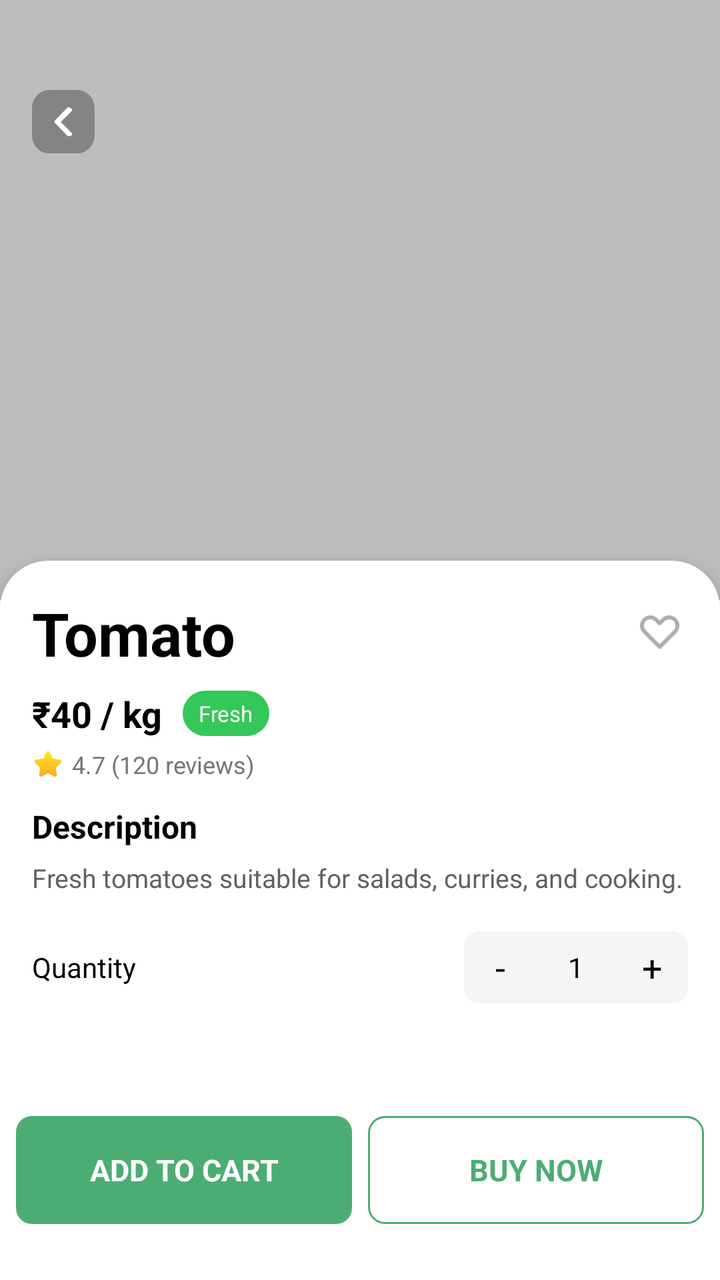
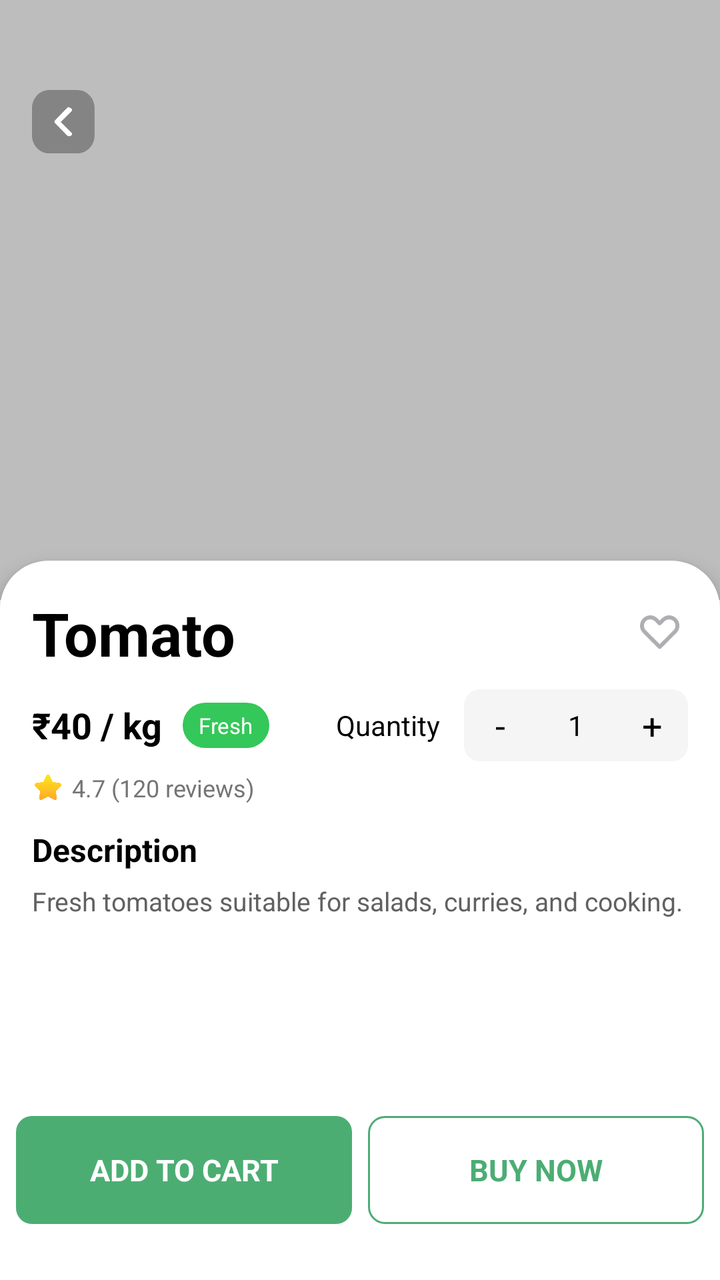

Compare the two renders of this Android layout. The source of the first and the diff that turns it into the second are given below.
<!-- AndroidManifest.xml: application theme Theme.GrocHub -->
<!-- res/layout/activity_product_detail.xml -->
<?xml version="1.0" encoding="utf-8"?>
<RelativeLayout xmlns:android="http://schemas.android.com/apk/res/android"
    xmlns:app="http://schemas.android.com/apk/res-auto"
    android:layout_width="match_parent"
    android:layout_height="match_parent"
    android:background="@android:color/white">

    <androidx.core.widget.NestedScrollView
        android:layout_width="match_parent"
        android:layout_height="match_parent"
        android:layout_above="@+id/bottomButtons"
        android:fillViewport="true"
        android:background="@android:color/white">

        <LinearLayout
            android:layout_width="match_parent"
            android:layout_height="wrap_content"
            android:orientation="vertical">

            <FrameLayout
                android:layout_width="match_parent"
                android:layout_height="300dp">

                <ImageView
                    android:id="@+id/iv_product_image"
                    android:layout_width="match_parent"
                    android:layout_height="match_parent"
                    android:scaleType="centerCrop"
                    android:background="@color/light_gray" />

                <ImageView
                    android:id="@+id/iv_back"
                    android:layout_width="32dp"
                    android:layout_height="32dp"
                    android:layout_marginTop="45dp"
                    android:layout_marginLeft="16dp"
                    android:background="@drawable/back_button_trasparent"
                    android:padding="4dp"
                    android:src="@drawable/back_arrow"
                    app:tint="@android:color/white" />
            </FrameLayout>

            <LinearLayout
                android:layout_width="match_parent"
                android:layout_height="match_parent"
                android:layout_marginTop="-20dp"
                android:background="@drawable/productdetail_card"
                android:clipToOutline="true"
                android:elevation="6dp"
                android:orientation="vertical"
                android:padding="16dp"
                android:paddingTop="24dp">

                <LinearLayout
                    android:layout_width="match_parent"
                    android:layout_height="wrap_content"
                    android:gravity="center_vertical"
                    android:orientation="horizontal">

                    <TextView
                        android:id="@+id/tv_product_name"
                        android:layout_width="0dp"
                        android:layout_height="wrap_content"
                        android:layout_weight="1"
                        android:text="Tomato"
                        android:textColor="@android:color/black"
                        android:textSize="30sp"
                        android:textStyle="bold" />

                    <ImageView
                        android:id="@+id/iv_wishlist"
                        android:layout_width="28dp"
                        android:layout_height="28dp"
                        android:background="?attr/selectableItemBackgroundBorderless"
                        android:padding="4dp"
                        android:src="@drawable/wishlisticon" />
                </LinearLayout>

                <LinearLayout
                    android:layout_width="match_parent"
                    android:layout_height="wrap_content"
                    android:layout_marginTop="8dp"
                    android:gravity="center_vertical"
                    android:orientation="horizontal">

                    <TextView
                        android:id="@+id/tv_product_price"
                        android:layout_width="wrap_content"
                        android:layout_height="wrap_content"
                        android:text="₹40"
                        android:textColor="@android:color/black"
                        android:textSize="18sp"
                        android:textStyle="bold" />

                    <TextView
                        android:layout_width="wrap_content"
                        android:layout_height="wrap_content"
                        android:text=" / "
                        android:textColor="@android:color/black"
                        android:textSize="18sp"
                        android:textStyle="bold" />

                    <TextView
                        android:id="@+id/tv_product_unit"
                        android:layout_width="wrap_content"
                        android:layout_height="wrap_content"
                        android:text="kg"
                        android:textColor="@android:color/black"
                        android:textSize="18sp"
                        android:textStyle="bold" />

                    <TextView
                        android:layout_width="wrap_content"
                        android:layout_height="wrap_content"
                        android:layout_marginStart="10dp"
                        android:background="@drawable/tag_bg_green"
                        android:paddingHorizontal="8dp"
                        android:paddingVertical="4dp"
                        android:text="Fresh"
                        android:textColor="@android:color/white"
                        android:textSize="11sp" />
                </LinearLayout>

                <LinearLayout
                    android:layout_width="wrap_content"
                    android:layout_height="wrap_content"
                    android:layout_marginTop="5dp"
                    android:gravity="center_vertical"
                    android:orientation="horizontal">

                    <ImageView
                        android:layout_width="16dp"
                        android:layout_height="16dp"
                        android:src="@drawable/star"
                        />

                    <TextView
                        android:layout_width="wrap_content"
                        android:layout_height="wrap_content"
                        android:layout_marginStart="4dp"
                        android:text="4.7 (120 reviews)"
                        android:textColor="#757575"
                        android:textSize="12sp" />
                </LinearLayout>

                <TextView
                    android:layout_width="wrap_content"
                    android:layout_height="wrap_content"
                    android:layout_marginTop="12dp"
                    android:text="Description"
                    android:textColor="@android:color/black"
                    android:textSize="16sp"
                    android:textStyle="bold" />

                <TextView
                    android:id="@+id/tv_product_description"
                    android:layout_width="match_parent"
                    android:layout_height="wrap_content"
                    android:layout_marginTop="6dp"
                    android:text="Fresh tomatoes suitable for salads, curries, and cooking."
                    android:textColor="#616161"
                    android:textSize="13sp" />

                <LinearLayout
                    android:layout_width="match_parent"
                    android:layout_height="wrap_content"
                    android:layout_marginTop="18dp"
                    android:gravity="center_vertical"
                    android:orientation="horizontal">

                    <TextView
                        android:layout_width="wrap_content"
                        android:layout_height="wrap_content"
                        android:layout_weight="1"
                        android:text="Quantity"
                        android:textColor="@android:color/black"
                        android:textSize="14sp" />

                    <LinearLayout
                        android:layout_width="wrap_content"
                        android:layout_height="36dp"
                        android:background="@drawable/qty_box_bg"
                        android:gravity="center"
                        android:orientation="horizontal">

                        <TextView
                            android:id="@+id/btn_qty_minus"
                            android:layout_width="36dp"
                            android:layout_height="match_parent"
                            android:gravity="center"
                            android:text="-"
                            android:textColor="@android:color/black"
                            android:textSize="18sp" />

                        <TextView
                            android:id="@+id/tv_qty"
                            android:layout_width="40dp"
                            android:layout_height="match_parent"
                            android:gravity="center"
                            android:text="1"
                            android:textColor="@android:color/black"
                            android:textSize="14sp" />

                        <TextView
                            android:id="@+id/btn_qty_plus"
                            android:layout_width="36dp"
                            android:layout_height="match_parent"
                            android:gravity="center"
                            android:text="+"
                            android:textColor="@android:color/black"
                            android:textSize="18sp" />
                    </LinearLayout>
                </LinearLayout>

            </LinearLayout>

        </LinearLayout>

    </androidx.core.widget.NestedScrollView>


    <LinearLayout
        android:id="@+id/bottomButtons"
        android:layout_width="match_parent"
        android:layout_height="70dp"
        android:layout_alignParentBottom="true"
        android:background="@android:color/white"
        android:orientation="horizontal"
        android:padding="8dp"
        android:layout_marginBottom="20dp">

        <TextView
            android:id="@+id/btn_add_to_cart"
            android:layout_width="0dp"
            android:layout_height="match_parent"
            android:layout_weight="1"
            android:background="@drawable/btn_primary_bg"
            android:gravity="center"
            android:text="ADD TO CART"
            android:textColor="@android:color/white"
            android:textSize="15sp"
            android:textStyle="bold" />

        <TextView
            android:id="@+id/btn_buy_now"
            android:layout_width="0dp"
            android:layout_height="match_parent"
            android:layout_marginStart="8dp"
            android:layout_weight="1"
            android:background="@drawable/btn_outline_bg"
            android:gravity="center"
            android:text="BUY NOW"
            android:textColor="@color/Primary"
            android:textSize="15sp"
            android:textStyle="bold" />
    </LinearLayout>

</RelativeLayout>
<!-- resources referenced by this layout -->
<resources>
  <color name="Primary">#4CAD73</color>
  <color name="light_gray">#FFBDBDBD</color>
  <!-- drawable back_arrow (drawable) -->
  <vector xmlns:android="http://schemas.android.com/apk/res/android"
      android:width="24dp"
      android:height="24dp"
      android:viewportWidth="24"
      android:viewportHeight="24">
      <path
          android:strokeColor="#FF4F4F4F"
          android:strokeWidth="2"
          android:strokeLineCap="round"
          android:strokeLineJoin="round"
          android:pathData="M15 18l-6-6 6-6"/>
  </vector>
  <!-- drawable back_button_trasparent (drawable) -->
  <vector xmlns:android="http://schemas.android.com/apk/res/android"
      android:width="32dp"
      android:height="31dp"
      android:viewportWidth="32"
      android:viewportHeight="31">
      <path
          android:fillColor="#4D000000"
          android:pathData="M0 8.69c0-2.3 0.92-4.52 2.55-6.14 1.63-1.63 3.84-2.55 6.14-2.55h13.9c4.8 0 8.69 3.89 8.69 8.69v13.32c0 4.8-3.89 8.69-8.69 8.69h-13.9c-4.8 0-8.69-3.89-8.69-8.69z"/>
      <path
          android:strokeColor="#FFFFFFFF"
          android:strokeWidth="2"
          android:strokeLineCap="round"
          android:strokeLineJoin="round"
          android:pathData="M18.28 21.35l-6-6 6-6"/>
  </vector>
  <!-- drawable btn_outline_bg (drawable) -->
  <shape xmlns:android="http://schemas.android.com/apk/res/android">
      <solid android:color="@android:color/white"/>
      <stroke android:width="1dp" android:color="@color/Primary"/>
      <corners android:radius="8dp"/>
  </shape>
  <!-- drawable btn_primary_bg (drawable) -->
  <shape xmlns:android="http://schemas.android.com/apk/res/android">
      <solid android:color="@color/Primary"/>
      <corners android:radius="8dp"/>
  </shape>
  <!-- drawable productdetail_card (drawable) -->
  <shape xmlns:android="http://schemas.android.com/apk/res/android">
      <solid android:color="@android:color/white"/>
  
      <corners
          android:topLeftRadius="24dp"
          android:topRightRadius="24dp"
          />
  </shape>
  <!-- drawable qty_box_bg (drawable) -->
  <shape xmlns:android="http://schemas.android.com/apk/res/android">
      <solid android:color="#F5F5F5"/>
      <corners android:radius="8dp"/>
  </shape>
  <!-- drawable star: png bitmap (drawable, 12021 bytes) -->
  <!-- drawable tag_bg_green (drawable) -->
  <shape xmlns:android="http://schemas.android.com/apk/res/android">
      <solid android:color="#34C759"/>
      <corners android:radius="12dp"/>
  </shape>
  <!-- drawable wishlisticon (drawable) -->
  <vector xmlns:android="http://schemas.android.com/apk/res/android"
      android:width="22dp"
      android:height="19dp"
      android:viewportWidth="22"
      android:viewportHeight="19">
      <path
          android:fillColor="#FFAEAEB2"
          android:pathData="M10.83 18.42c-0.14 0-0.28-0.03-0.41-0.08-0.13-0.06-0.25-0.14-0.35-0.24L1.65 9.67C0.59 8.61 0 7.17 0 5.67s0.6-2.95 1.65-4.01C2.7 0.6 4.15 0 5.65 0S8.6 0.6 9.67 1.66l1.17 1.17L12 1.66C13.07 0.6 14.51 0 16.01 0s2.95 0.6 4.01 1.66c1.06 1.06 1.65 2.5 1.65 4s-0.6 2.95-1.65 4.01L11.6 18.1c-0.1 0.1-0.22 0.18-0.35 0.24-0.13 0.05-0.27 0.08-0.42 0.08ZM5.66 2.17c-0.46 0-0.92 0.08-1.34 0.26C3.9 2.6 3.5 2.86 3.19 3.18 2.53 3.84 2.16 4.73 2.16 5.66c0 0.93 0.37 1.82 1.03 2.48l7.64 7.65 7.65-7.65c0.66-0.66 1.02-1.55 1.02-2.48 0-0.93-0.36-1.82-1.02-2.48-0.66-0.63-1.55-0.98-2.47-0.98-0.92 0-1.8 0.35-2.47 0.98L11.6 5.13c-0.1 0.1-0.22 0.19-0.35 0.24-0.13 0.06-0.27 0.08-0.42 0.08-0.14 0-0.28-0.02-0.41-0.08-0.13-0.05-0.25-0.13-0.35-0.24L8.13 3.18C7.8 2.86 7.42 2.6 6.99 2.43 6.57 2.25 6.12 2.16 5.66 2.17Z"/>
  </vector>
  <style name="Theme.GrocHub" parent="Base.Theme.GrocHub" />
  <style name="Base.Theme.GrocHub" parent="Theme.Material3.DayNight.NoActionBar">
          
          
      </style>
</resources>

<!-- the commit's change to res/layout/activity_product_detail.xml (unified diff, before → after) -->
@@ -119,6 +119,68 @@
                         android:text="Fresh"
                         android:textColor="@android:color/white"
                         android:textSize="11sp" />
+
+                    <LinearLayout
+                        android:layout_width="match_parent"
+                        android:layout_height="wrap_content"
+                        android:orientation="horizontal"
+                        android:gravity="center_vertical"
+                        android:paddingStart="16dp">
+
+                        <LinearLayout
+                            android:layout_width="match_parent"
+                            android:layout_height="wrap_content"
+                            android:orientation="horizontal"
+                            android:gravity="center_vertical|end"
+                            >
+
+                            <TextView
+                                android:layout_width="wrap_content"
+                                android:layout_height="wrap_content"
+                                android:text="Quantity"
+                                android:textColor="@android:color/black"
+                                android:textSize="14sp"
+                                android:layout_marginEnd="12dp"/>
+
+                            <LinearLayout
+                                android:layout_width="wrap_content"
+                                android:layout_height="36dp"
+                                android:background="@drawable/qty_box_bg"
+                                android:gravity="center"
+                                android:orientation="horizontal">
+
+                                <TextView
+                                    android:id="@+id/btn_qty_minus"
+                                    android:layout_width="36dp"
+                                    android:layout_height="match_parent"
+                                    android:gravity="center"
+                                    android:text="-"
+                                    android:textColor="@android:color/black"
+                                    android:textSize="18sp" />
+
+                                <TextView
+                                    android:id="@+id/tv_qty"
+                                    android:layout_width="40dp"
+                                    android:layout_height="match_parent"
+                                    android:gravity="center"
+                                    android:text="1"
+                                    android:textColor="@android:color/black"
+                                    android:textSize="14sp" />
+
+                                <TextView
+                                    android:id="@+id/btn_qty_plus"
+                                    android:layout_width="36dp"
+                                    android:layout_height="match_parent"
+                                    android:gravity="center"
+                                    android:text="+"
+                                    android:textColor="@android:color/black"
+                                    android:textSize="18sp" />
+                            </LinearLayout>
+
+                        </LinearLayout>
+
+                    </LinearLayout>
+
                 </LinearLayout>
 
                 <LinearLayout
@@ -161,56 +223,6 @@
                     android:textColor="#616161"
                     android:textSize="13sp" />
 
-                <LinearLayout
-                    android:layout_width="match_parent"
-                    android:layout_height="wrap_content"
-                    android:layout_marginTop="18dp"
-                    android:gravity="center_vertical"
-                    android:orientation="horizontal">
-
-                    <TextView
-                        android:layout_width="wrap_content"
-                        android:layout_height="wrap_content"
-                        android:layout_weight="1"
-                        android:text="Quantity"
-                        android:textColor="@android:color/black"
-                        android:textSize="14sp" />
-
-                    <LinearLayout
-                        android:layout_width="wrap_content"
-                        android:layout_height="36dp"
-                        android:background="@drawable/qty_box_bg"
-                        android:gravity="center"
-                        android:orientation="horizontal">
-
-                        <TextView
-                            android:id="@+id/btn_qty_minus"
-                            android:layout_width="36dp"
-                            android:layout_height="match_parent"
-                            android:gravity="center"
-                            android:text="-"
-                            android:textColor="@android:color/black"
-                            android:textSize="18sp" />
-
-                        <TextView
-                            android:id="@+id/tv_qty"
-                            android:layout_width="40dp"
-                            android:layout_height="match_parent"
-                            android:gravity="center"
-                            android:text="1"
-                            android:textColor="@android:color/black"
-                            android:textSize="14sp" />
-
-                        <TextView
-                            android:id="@+id/btn_qty_plus"
-                            android:layout_width="36dp"
-                            android:layout_height="match_parent"
-                            android:gravity="center"
-                            android:text="+"
-                            android:textColor="@android:color/black"
-                            android:textSize="18sp" />
-                    </LinearLayout>
-                </LinearLayout>
 
             </LinearLayout>
 
